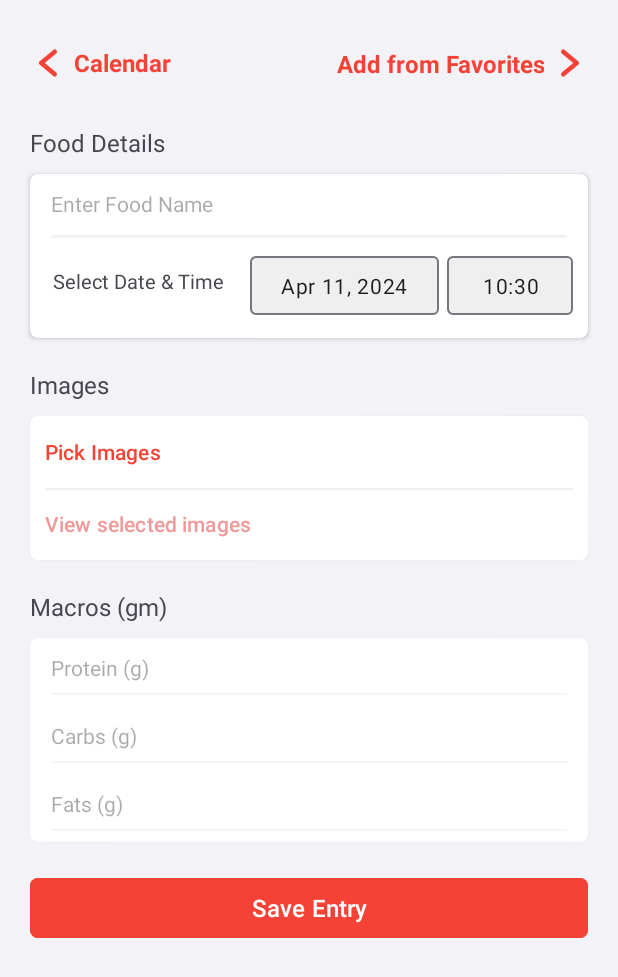
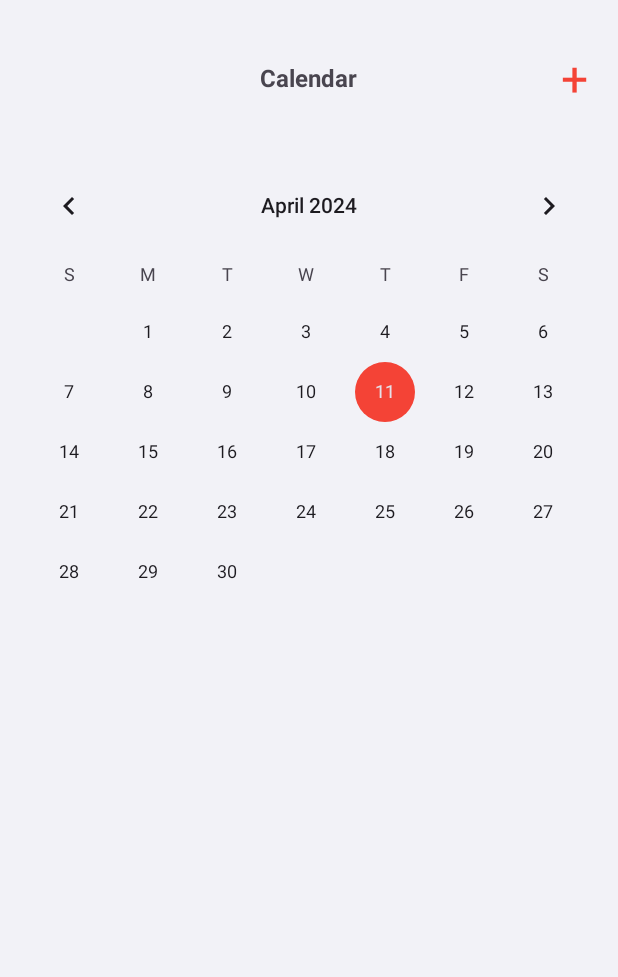
Before and after one commit to SamanKhamesian/ExActHealth-Android, an Android app: the screen it shows after launch (AddFoodActivity before the commit, CalendarActivity after it), on a phone screen of 412 x 824 dp. Shown: the top 977 px of the screen. Run offline under Robolectric (Android 15) with nearby library versions, the phone set to English and light mode, and no system bars.

Commit message:
Add calendar widget

```diff
--- a/app/src/main/java/com/example/exacthealth/AddFoodActivity.kt
+++ b/app/src/main/java/com/example/exacthealth/AddFoodActivity.kt
@@ -29,14 +29,14 @@ class AddFoodActivity : AppCompatActivity()
         super.onCreate(savedInstanceState)
         setContentView(R.layout.activity_add_food)
 
-        val foodDateLayout = findViewById<TextInputLayout>(R.id.food_date_layout)
-        val foodDateInput = findViewById<TextInputEditText>(R.id.food_date_input)
+        val foodDateLayout = findViewById<TextInputLayout>(R.id.food_details_date_layout)
+        val foodDateInput = findViewById<TextInputEditText>(R.id.food_details_date_input)
 
-        val foodTimeLayout = findViewById<TextInputLayout>(R.id.food_time_layout)
-        val foodTimeInput = findViewById<TextInputEditText>(R.id.food_time_input)
+        val foodTimeLayout = findViewById<TextInputLayout>(R.id.food_details_time_layout)
+        val foodTimeInput = findViewById<TextInputEditText>(R.id.food_details_time_input)
 
-        val pickImagesButton = findViewById<Button>(R.id.pick_images_button)
-        val selectedImagesButton = findViewById<Button>(R.id.selected_images_button)
+        val pickImagesButton = findViewById<Button>(R.id.food_details_pick_images_button)
+        val selectedImagesButton = findViewById<Button>(R.id.food_details_selected_images_button)
 
         val calendarButton = findViewById<RelativeLayout>(R.id.back_to_calendar_layout)
         val favoriteFoodButton = findViewById<ConstraintLayout>(R.id.add_from_favorites_layout)
--- a/app/src/main/java/com/example/exacthealth/CalendarActivity.kt
+++ b/app/src/main/java/com/example/exacthealth/CalendarActivity.kt
@@ -1,15 +1,39 @@
 package com.example.exacthealth
 
+import android.content.Intent
 import android.os.Bundle
-import androidx.activity.enableEdgeToEdge
+import android.widget.CalendarView
+import android.widget.TextView
 import androidx.appcompat.app.AppCompatActivity
+import java.util.Calendar
 
 class CalendarActivity : AppCompatActivity()
 {
     override fun onCreate(savedInstanceState: Bundle?)
     {
         super.onCreate(savedInstanceState)
-        enableEdgeToEdge()
         setContentView(R.layout.activity_calendar)
+
+        val calendarView = findViewById<CalendarView>(R.id.calendar_widget)
+        val addFoodDetailsButton = findViewById<TextView>(R.id.add_food_details_icon)
+
+        // Set initial date to current date
+        val currentDate = Calendar.getInstance()
+        val currentYear = currentDate.get(Calendar.YEAR)
+        val currentMonth = currentDate.get(Calendar.MONTH)
+        val currentDayOfMonth = currentDate.get(Calendar.DAY_OF_MONTH)
+        calendarView.date = currentDate.timeInMillis
+
+        // Listen for date change events
+        calendarView.setOnDateChangeListener { view, year, month, dayOfMonth ->
+            // Handle date change
+            val selectedDate = Calendar.getInstance()
+            selectedDate.set(year, month, dayOfMonth)
+        }
+
+        addFoodDetailsButton.setOnClickListener {
+            val intent = Intent(this, AddFoodActivity::class.java)
+            startActivity(intent)
+        }
     }
 }
--- /dev/null
+++ b/app/src/main/java/com/example/exacthealth/FoodDetails.kt
@@ -0,0 +1,6 @@
+package com.example.exacthealth
+
+class FoodDetails {
+    // TODO -->
+    // Variables: Food name, Food date, Food image (optional), Food facts (optional)
+}
--- a/app/src/main/res/layout/activity_add_food.xml
+++ b/app/src/main/res/layout/activity_add_food.xml
@@ -11,12 +11,12 @@
     tools:context=".AddFoodActivity">
 
     <RelativeLayout
-        android:id="@+id/toolbar_layout"
+        android:id="@+id/food_details_toolbar_layout"
         android:layout_width="wrap_content"
         android:layout_height="wrap_content"
         android:layout_marginTop="30dp"
-        android:layout_alignStart="@+id/food_details_text_view"
-        android:layout_alignEnd="@+id/food_details_text_view">
+        android:layout_alignStart="@+id/food_details_title"
+        android:layout_alignEnd="@+id/food_details_title">
 
         <RelativeLayout
             android:id="@+id/back_to_calendar_layout"
@@ -26,7 +26,7 @@
             android:focusable="true">
 
             <ImageView
-                android:id="@+id/back_image"
+                android:id="@+id/back_to_calendar_icon"
                 android:layout_width="wrap_content"
                 android:layout_height="wrap_content"
                 android:background="@drawable/back_button">
@@ -36,9 +36,9 @@
                 android:id="@+id/back_to_calendar_text"
                 android:layout_width="wrap_content"
                 android:layout_height="wrap_content"
-                android:layout_toEndOf="@+id/back_image"
-                android:layout_alignBottom="@+id/back_image"
-                android:layout_alignTop="@+id/back_image"
+                android:layout_toEndOf="@+id/back_to_calendar_icon"
+                android:layout_alignBottom="@+id/back_to_calendar_icon"
+                android:layout_alignTop="@+id/back_to_calendar_icon"
                 android:layout_marginStart="5dp"
                 android:gravity="center"
                 android:text="Calendar"
@@ -58,7 +58,7 @@
             android:focusable="true">
 
             <TextView
-                android:id="@+id/add_from_favorites_view"
+                android:id="@+id/add_from_favorites_text"
                 android:layout_width="wrap_content"
                 android:layout_height="wrap_content"
                 android:layout_marginEnd="5dp"
@@ -67,13 +67,13 @@
                 android:textColor="@color/red"
                 android:textSize="16sp"
                 android:textStyle="bold"
-                app:layout_constraintBottom_toBottomOf="@+id/forward_image"
-                app:layout_constraintEnd_toStartOf="@+id/forward_image"
-                app:layout_constraintTop_toTopOf="@+id/forward_image">
+                app:layout_constraintBottom_toBottomOf="@+id/add_from_favorites_icon"
+                app:layout_constraintEnd_toStartOf="@+id/add_from_favorites_icon"
+                app:layout_constraintTop_toTopOf="@+id/add_from_favorites_icon">
             </TextView>
 
             <ImageView
-                android:id="@+id/forward_image"
+                android:id="@+id/add_from_favorites_icon"
                 android:layout_width="wrap_content"
                 android:layout_height="wrap_content"
                 android:background="@drawable/forward_button"
@@ -86,10 +86,10 @@
     </RelativeLayout>
 
     <TextView
-        android:id="@+id/food_details_text_view"
+        android:id="@+id/food_details_title"
         android:layout_width="match_parent"
         android:layout_height="wrap_content"
-        android:layout_below="@+id/toolbar_layout"
+        android:layout_below="@+id/food_details_toolbar_layout"
         android:layout_marginTop="30dp"
         android:layout_marginStart="20dp"
         android:layout_marginEnd="20dp"
@@ -101,7 +101,7 @@
         android:id="@+id/food_details_card_view"
         android:layout_width="match_parent"
         android:layout_height="wrap_content"
-        android:layout_below="@+id/food_details_text_view"
+        android:layout_below="@+id/food_details_title"
         android:layout_marginTop="10dp"
         android:layout_marginStart="20dp"
         android:layout_marginEnd="20dp"
@@ -111,7 +111,7 @@
         app:cardCornerRadius="5dp">
 
         <RelativeLayout
-            android:id="@+id/food_layout"
+            android:id="@+id/food_details_layout"
             android:layout_width="match_parent"
             android:layout_height="match_parent">
 
@@ -129,7 +129,7 @@
             </EditText>
 
             <LinearLayout
-                android:id="@+id/food_date_time_layout"
+                android:id="@+id/food_details_date_time_layout"
                 android:layout_width="match_parent"
                 android:layout_height="wrap_content"
                 android:layout_below="@+id/food_name_text_edit"
@@ -140,6 +140,7 @@
                 android:weightSum="12">
 
                 <TextView
+                    android:id="@+id/food_details_date_time_text"
                     android:layout_weight="4.5"
                     android:layout_width="0dp"
                     android:layout_height="match_parent"
@@ -150,7 +151,7 @@
                 </TextView>
 
                 <com.google.android.material.textfield.TextInputLayout
-                    android:id="@+id/food_date_layout"
+                    android:id="@+id/food_details_date_layout"
                     android:layout_weight="4.5"
                     android:layout_width="0dp"
                     android:layout_height="match_parent"
@@ -160,7 +161,7 @@
                     app:boxBackgroundColor="@color/mid_gray">
 
                     <com.google.android.material.textfield.TextInputEditText
-                        android:id="@+id/food_date_input"
+                        android:id="@+id/food_details_date_input"
                         android:layout_width="match_parent"
                         android:layout_height="match_parent"
                         android:gravity="center"
@@ -176,7 +177,7 @@
                 </com.google.android.material.textfield.TextInputLayout>
 
                 <com.google.android.material.textfield.TextInputLayout
-                    android:id="@+id/food_time_layout"
+                    android:id="@+id/food_details_time_layout"
                     android:layout_weight="3"
                     android:layout_width="0dp"
                     android:layout_height="match_parent"
@@ -184,7 +185,7 @@
                     app:boxBackgroundColor="@color/mid_gray">
 
                     <com.google.android.material.textfield.TextInputEditText
-                        android:id="@+id/food_time_input"
+                        android:id="@+id/food_details_time_input"
                         android:layout_width="match_parent"
                         android:layout_height="match_parent"
                         android:gravity="center"
@@ -206,7 +207,7 @@
     </androidx.cardview.widget.CardView>
 
     <TextView
-        android:id="@+id/images_title"
+        android:id="@+id/food_details_images_title"
         android:layout_width="match_parent"
         android:layout_height="wrap_content"
         android:layout_below="@+id/food_details_card_view"
@@ -218,10 +219,10 @@
     </TextView>
 
     <androidx.cardview.widget.CardView
-        android:id="@+id/images_card_view"
+        android:id="@+id/food_details_images_card_view"
         android:layout_width="match_parent"
         android:layout_height="wrap_content"
-        android:layout_below="@+id/images_title"
+        android:layout_below="@+id/food_details_images_title"
         android:layout_marginTop="10dp"
         android:layout_marginStart="20dp"
         android:layout_marginEnd="20dp"
@@ -231,12 +232,12 @@
         app:cardCornerRadius="5dp">
 
         <RelativeLayout
-            android:id="@+id/images_layout"
+            android:id="@+id/food_details_images_layout"
             android:layout_width="match_parent"
             android:layout_height="match_parent">
 
             <Button
-                android:id="@+id/pick_images_button"
+                android:id="@+id/food_details_pick_images_button"
                 android:layout_width="match_parent"
                 android:layout_height="wrap_content"
                 android:gravity="center_vertical"
@@ -250,16 +251,16 @@
 
             <View
                 android:layout_width="match_parent"
-                android:layout_below="@+id/pick_images_button"
+                android:layout_below="@+id/food_details_pick_images_button"
                 android:layout_height="1dp"
                 android:background="@color/mid_gray">
             </View>
 
             <Button
-                android:id="@+id/selected_images_button"
+                android:id="@+id/food_details_selected_images_button"
                 android:layout_width="match_parent"
                 android:layout_height="wrap_content"
-                android:layout_below="@+id/pick_images_button"
+                android:layout_below="@+id/food_details_pick_images_button"
                 android:gravity="center_vertical"
                 android:padding="0dp"
                 android:backgroundTint="@color/white"
@@ -275,10 +276,10 @@
     </androidx.cardview.widget.CardView>
 
     <TextView
-        android:id="@+id/macros_title"
+        android:id="@+id/food_details_macros_title"
         android:layout_width="match_parent"
         android:layout_height="wrap_content"
-        android:layout_below="@+id/images_card_view"
+        android:layout_below="@+id/food_details_images_card_view"
         android:layout_marginTop="20dp"
         android:layout_marginStart="20dp"
         android:layout_marginEnd="20dp"
@@ -290,7 +291,7 @@
         android:id="@+id/macros_card_view"
         android:layout_width="match_parent"
         android:layout_height="wrap_content"
-        android:layout_below="@+id/macros_title"
+        android:layout_below="@+id/food_details_macros_title"
         android:layout_marginTop="10dp"
         android:layout_marginStart="20dp"
         android:layout_marginEnd="20dp"
@@ -300,7 +301,7 @@
         app:cardCornerRadius="5dp">
 
         <RelativeLayout
-            android:id="@+id/macros_layout"
+            android:id="@+id/food_details_macros_layout"
             android:layout_width="match_parent"
             android:layout_height="match_parent">
 
@@ -350,7 +351,7 @@
     </androidx.cardview.widget.CardView>
 
     <Button
-        android:id="@+id/save_entry_button"
+        android:id="@+id/food_details_save_entry_button"
         android:layout_width="match_parent"
         android:layout_height="wrap_content"
         android:layout_below="@+id/macros_card_view"
--- a/app/src/main/res/layout/activity_calendar.xml
+++ b/app/src/main/res/layout/activity_calendar.xml
@@ -1,10 +1,67 @@
 <?xml version="1.0" encoding="utf-8"?>
-<RelativeLayout xmlns:android="http://schemas.android.com/apk/res/android"
+
+<RelativeLayout
+    xmlns:android="http://schemas.android.com/apk/res/android"
     xmlns:app="http://schemas.android.com/apk/res-auto"
     xmlns:tools="http://schemas.android.com/tools"
-    android:id="@+id/main"
     android:layout_width="match_parent"
     android:layout_height="match_parent"
-    tools:context=".CalendarActivity">
+    android:background="@color/light_gray">
+
+    <RelativeLayout
+        android:id="@+id/calendar_toolbar_layout"
+        android:layout_width="wrap_content"
+        android:layout_height="wrap_content"
+        android:layout_marginTop="30dp"
+        android:layout_marginStart="20dp"
+        android:layout_marginEnd="20dp"
+        android:layout_alignParentEnd="true"
+        android:layout_alignParentStart="true">
+
+        <TextView
+            android:id="@+id/add_food_details_icon"
+            android:layout_width="wrap_content"
+            android:layout_height="wrap_content"
+            android:layout_alignParentEnd="true"
+            android:layout_marginStart="5dp"
+            android:gravity="center"
+            android:text="+"
+            android:textColor="@color/red"
+            android:textSize="32sp"
+            android:clickable="true"
+            android:focusable="true">
+        </TextView>
+
+        <TextView
+            android:id="@+id/calendar_text_view"
+            android:layout_width="wrap_content"
+            android:layout_height="wrap_content"
+            android:layout_centerInParent="true"
+            android:text="Calendar"
+            android:textStyle="bold"
+            android:textSize="16sp">
+        </TextView>
+
+    </RelativeLayout>
+
+    <LinearLayout
+        android:id="@+id/calendar_layout"
+        android:layout_width="match_parent"
+        android:layout_height="wrap_content"
+        android:layout_below="@id/calendar_toolbar_layout"
+        android:layout_marginTop="30dp"
+        android:background="@color/light_gray"
+        android:orientation="vertical"
+        android:layout_weight="2"
+        tools:context=".CalendarActivity">
+
+        <CalendarView
+            android:id="@+id/calendar_widget"
+            android:theme="@style/DialogTheme"
+            android:layout_width="match_parent"
+            android:layout_height="0dp"
+            android:layout_weight="1">
+        </CalendarView>
+    </LinearLayout>
 
 </RelativeLayout>
--- a/app/src/main/res/layout/list_selected_images.xml
+++ b/app/src/main/res/layout/list_selected_images.xml
@@ -8,7 +8,7 @@
     android:paddingBottom="5dp">
 
     <ImageView
-        android:id="@+id/image_view1"
+        android:id="@+id/favorite_food_image_view1"
         android:layout_width="100dp"
         android:layout_height="100dp"
         android:layout_weight="1"
@@ -16,7 +16,7 @@
         android:scaleType="centerCrop" />
 
     <ImageView
-        android:id="@+id/image_view2"
+        android:id="@+id/favorite_food_image_view2"
         android:layout_width="100dp"
         android:layout_height="100dp"
         android:layout_weight="1"
@@ -24,7 +24,7 @@
         android:scaleType="centerCrop" />
 
     <ImageView
-        android:id="@+id/image_view3"
+        android:id="@+id/favorite_food_image_view3"
         android:layout_width="100dp"
         android:layout_height="100dp"
         android:layout_weight="1"
```
Also changed, not shown: app/src/main/AndroidManifest.xml (+11 -8 lines), app/src/main/java/com/example/exacthealth/SelectedImagesActivity.kt (+5 -6 lines), app/src/main/res/layout/activity_selected_images.xml (+9 -9 lines).
